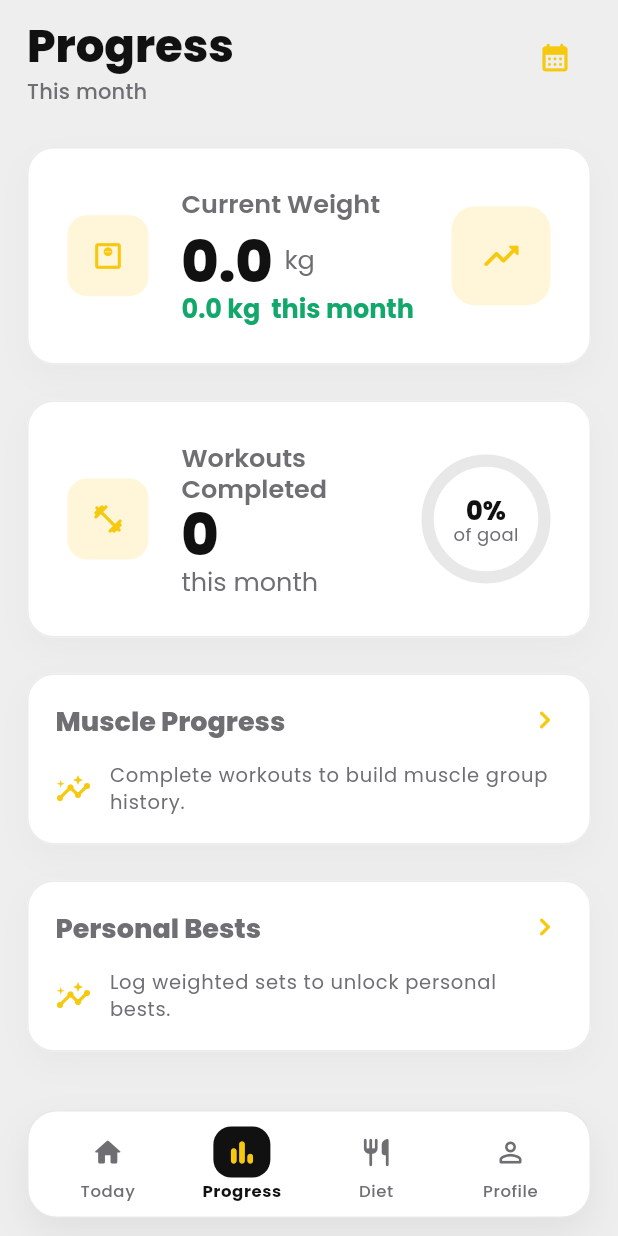
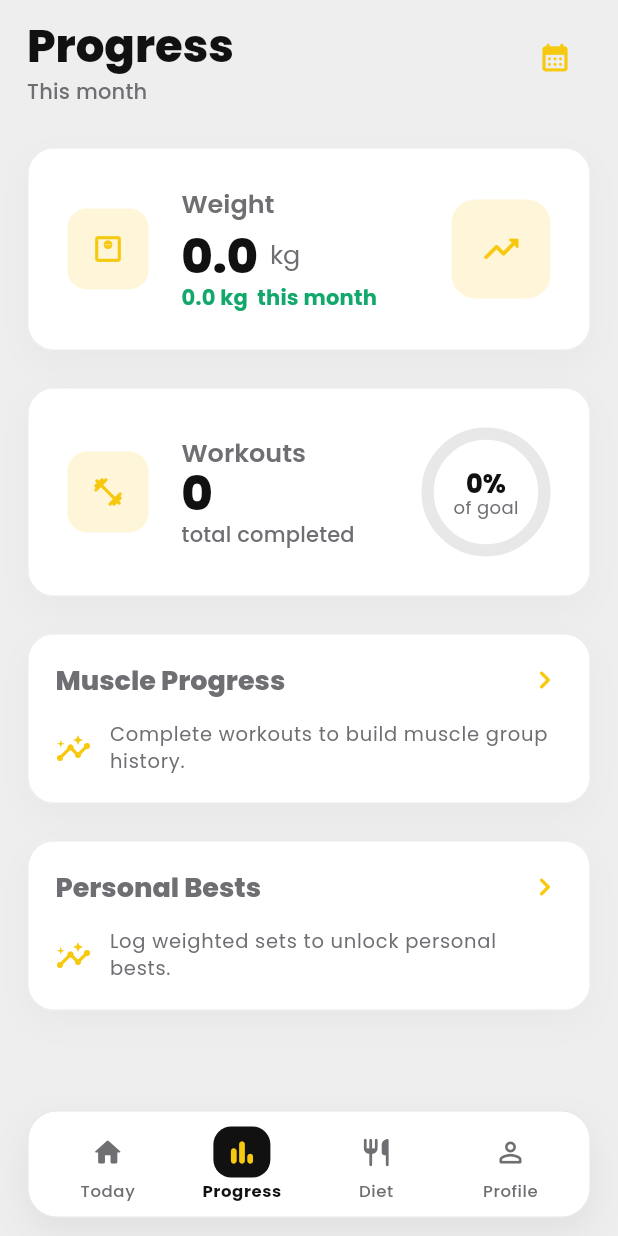
Before and after one commit to devlofttech-oss/deepfitness-app, a Flutter app: the ProgressScreen screen opened by its route, on a phone screen of 412 x 824 dp. Run offline on Flutter 3.47's test engine with Material 3 defaults, Android fonts, the phone set to English and light mode, and no system bars; our stand-ins replace flutter_riverpod, go_router, google_fonts, supabase_flutter; accounts and stored records are empty; network calls fail.

Commit message:
Simplify progress and profile stats

```diff
--- a/lib/features/profile/presentation/profile_screen.dart
+++ b/lib/features/profile/presentation/profile_screen.dart
@@ -229,7 +229,7 @@ class _ProfileContent extends ConsumerWidget {
                   _ProfileMetric(
                     icon: Icons.monitor_weight_outlined,
                     value: '${progress.currentWeight.toStringAsFixed(1)} kg',
-                    label: 'Current Weight',
+                    label: 'Weight',
                   ),
                   Container(
                     width: 1,
@@ -238,8 +238,8 @@ class _ProfileContent extends ConsumerWidget {
                   ),
                   _ProfileMetric(
                     icon: Icons.fitness_center_rounded,
-                    value: '${progress.workoutsThisMonth}',
-                    label: 'Workouts This Month',
+                    value: '${progress.workoutsCompleted}',
+                    label: 'Workouts',
                   ),
                   Container(
                     width: 1,
@@ -249,7 +249,7 @@ class _ProfileContent extends ConsumerWidget {
                   _ProfileMetric(
                     icon: Icons.local_fire_department_outlined,
                     value: '${progress.dayStreak}',
-                    label: 'Day Streak',
+                    label: 'Streak',
                   ),
                 ],
               ),
--- a/lib/features/progress/presentation/progress_screen.dart
+++ b/lib/features/progress/presentation/progress_screen.dart
@@ -89,7 +89,7 @@ class _ProgressContent extends ConsumerWidget {
                   crossAxisAlignment: CrossAxisAlignment.start,
                   children: [
                     Text(
-                      'Current Weight',
+                      'Weight',
                       style: Theme.of(context).textTheme.titleLarge?.copyWith(
                         color: AppColors.secondaryText(context),
                         fontWeight: FontWeight.w600,
@@ -104,11 +104,11 @@ class _ProgressContent extends ConsumerWidget {
                           style: Theme.of(context).textTheme.displayLarge
                               ?.copyWith(
                                 fontWeight: FontWeight.w800,
-                                fontSize: 38,
+                                fontSize: 32,
                               ),
                         ),
                         Padding(
-                          padding: const EdgeInsets.only(bottom: 12, left: 8),
+                          padding: const EdgeInsets.only(bottom: 9, left: 8),
                           child: Text(
                             'kg',
                             style: Theme.of(context).textTheme.titleLarge
@@ -121,7 +121,7 @@ class _ProgressContent extends ConsumerWidget {
                     ),
                     Text(
                       '$deltaPrefix${progress.weightDelta.toStringAsFixed(1)} kg  this month',
-                      style: Theme.of(context).textTheme.titleLarge?.copyWith(
+                      style: Theme.of(context).textTheme.titleMedium?.copyWith(
                         color: AppColors.success,
                         fontWeight: FontWeight.w700,
                       ),
@@ -145,22 +145,22 @@ class _ProgressContent extends ConsumerWidget {
                   crossAxisAlignment: CrossAxisAlignment.start,
                   children: [
                     Text(
-                      'Workouts Completed',
+                      'Workouts',
                       style: Theme.of(context).textTheme.titleLarge?.copyWith(
                         color: AppColors.secondaryText(context),
                         fontWeight: FontWeight.w600,
                       ),
                     ),
                     Text(
-                      '${progress.workoutsThisMonth}',
+                      '${progress.workoutsCompleted}',
                       style: Theme.of(context).textTheme.displayLarge?.copyWith(
                         fontWeight: FontWeight.w800,
-                        fontSize: 38,
+                        fontSize: 32,
                       ),
                     ),
                     Text(
-                      selectedRange == null ? 'this month' : 'selected range',
-                      style: Theme.of(context).textTheme.titleLarge?.copyWith(
+                      'total completed',
+                      style: Theme.of(context).textTheme.titleMedium?.copyWith(
                         color: AppColors.secondaryText(context),
                       ),
                     ),
--- a/lib/shared/models/deepfitness_models.dart
+++ b/lib/shared/models/deepfitness_models.dart
@@ -217,7 +217,7 @@ class MemberProgress {
   const MemberProgress({
     required this.currentWeight,
     required this.weightDelta,
-    required this.workoutsThisMonth,
+    required this.workoutsCompleted,
     required this.goalCompletion,
     required this.dayStreak,
     required this.muscleProgress,
@@ -226,7 +226,7 @@ class MemberProgress {
 
   final double currentWeight;
   final double weightDelta;
-  final int workoutsThisMonth;
+  final int workoutsCompleted;
   final double goalCompletion;
   final int dayStreak;
   final Map<String, int> muscleProgress;
```
Also changed, not shown: lib/features/diet/presentation/diet_screen.dart (+2 -5 lines), lib/services/app_data_repository.dart (+3 -9 lines).
